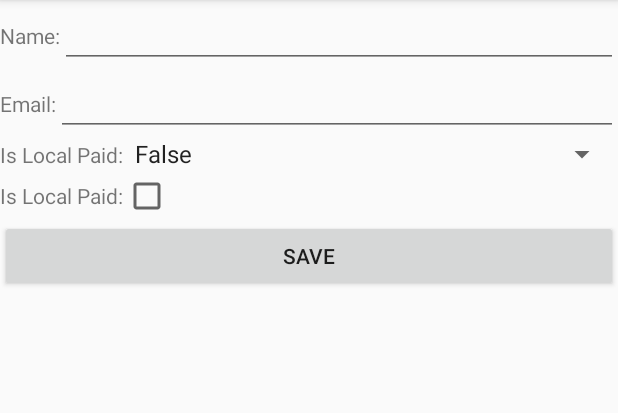
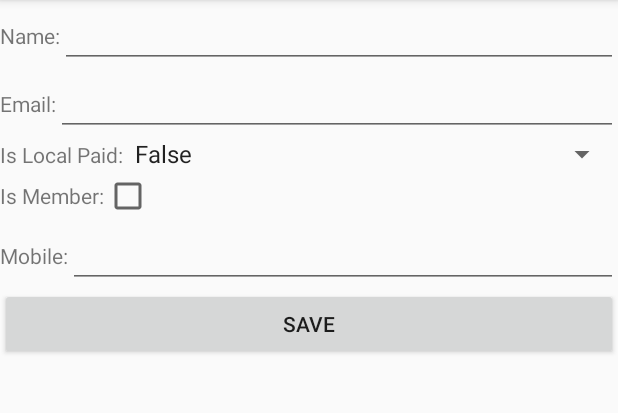
Before and after one commit to donnell74/Org.nized-Android, an Android app: the fragment ProfileFragment placed in its activity, after a tap on "EDIT", on a phone screen of 412 x 824 dp, the part 84-497 px from its top. Run offline under Robolectric (Android 15) with nearby library versions, the phone set to English and light mode, and no system bars; libraries missing offline, so code that uses them is left out: com.loopj.android; 11 statements that could not run were skipped.

Commit message:
Change profile layout to be more efficent and add mobile number to rows

```diff
--- a/Org.nized/app/src/main/java/android/nized/org/orgnized/ProfileFragment.java
+++ b/Org.nized/app/src/main/java/android/nized/org/orgnized/ProfileFragment.java
@@ -43,10 +43,10 @@ public class ProfileFragment extends Fragment {
     private Spinner localPaidSpinner;
     private EditText nameET;
     private CheckBox memberCheckBox;
-    private LinearLayout memberLL;
-    private LinearLayout localPaidLL;
-    private LinearLayout emailLL;
-    private LinearLayout nameLL;
+    private LinearLayout editLL;
+    private LinearLayout viewLL;
+    private EditText mobileET;
+    private TextView mobileTV;
 
 
     public ProfileFragment(  ) {
@@ -99,10 +99,12 @@ public class ProfileFragment extends Fragment {
         emailTV = (TextView) fragmentView.findViewById(R.id.emailTV);
         localPaidTV = (TextView) fragmentView.findViewById(R.id.localPaidTV);
         memberTv = (TextView) fragmentView.findViewById(R.id.memberTV);
+        mobileTV = (TextView) fragmentView.findViewById(R.id.mobileTV);
 
         // Edit Views
         nameET = (EditText) fragmentView.findViewById(R.id.nameET);
         emailET = (EditText) fragmentView.findViewById(R.id.emailET);
+        mobileET = (EditText) fragmentView.findViewById(R.id.mobileET);
 
         // Spinners
         localPaidSpinner = (Spinner) fragmentView.findViewById(R.id.localPaidSpinner);
@@ -111,10 +113,8 @@ public class ProfileFragment extends Fragment {
         memberCheckBox = (CheckBox) fragmentView.findViewById(R.id.memberCheckbox);
 
         // Linear Views
-        nameLL = (LinearLayout) fragmentView.findViewById(R.id.nameEditLL);
-        emailLL = (LinearLayout) fragmentView.findViewById(R.id.emailEditLL);
-        localPaidLL = (LinearLayout) fragmentView.findViewById(R.id.localPaidEditLL);
-        memberLL = (LinearLayout) fragmentView.findViewById(R.id.memberEditLL);
+        editLL = (LinearLayout) fragmentView.findViewById(R.id.editLL);
+        viewLL = (LinearLayout) fragmentView.findViewById(R.id.viewLL);
 
         // Buttons
         editBtn = (Button) fragmentView.findViewById(R.id.edit);
@@ -150,6 +150,7 @@ public class ProfileFragment extends Fragment {
                 localPaidSpinner.getSelectedItem().toString().toUpperCase()
         ));
         mPerson.setIs_member(memberCheckBox.isChecked());
+        mPerson.setMobile_number(mobileET.getText().toString());
 
         // save globally
         sendUpdatedProfile(oldEmail);
@@ -219,7 +220,7 @@ public class ProfileFragment extends Fragment {
         int editState;
         int viewState;
 
-        if ( nameTv.getVisibility() == View.VISIBLE ) {
+        if ( viewLL.getVisibility() == View.VISIBLE ) {
             editState = View.VISIBLE;
             viewState = View.GONE;
             updateEditTexts();
@@ -228,19 +229,8 @@ public class ProfileFragment extends Fragment {
             viewState = View.VISIBLE;
         }
 
-        // edit views
-        nameLL.setVisibility(editState);
-        emailLL.setVisibility(editState);
-        localPaidLL.setVisibility(editState);
-        memberLL.setVisibility(editState);
-        saveBtn.setVisibility(editState);
-
-        // view views
-        nameTv.setVisibility(viewState);
-        emailTV.setVisibility(viewState);
-        memberTv.setVisibility(viewState);
-        localPaidTV.setVisibility(viewState);
-        editBtn.setVisibility(viewState);
+        editLL.setVisibility(editState);
+        viewLL.setVisibility(viewState);
     }
 
     private void updateEditTexts() {
@@ -255,6 +245,7 @@ public class ProfileFragment extends Fragment {
 
         nameET.setText(mPerson.toString());
         emailET.setText(mPerson.getEmail());
+        mobileET.setText(mPerson.getMobile_number());
         memberCheckBox.setChecked(mPerson.getIs_member());
     }
 
@@ -336,6 +327,7 @@ public class ProfileFragment extends Fragment {
             emailTV.setText(mPerson.getEmail());
             localPaidTV.setText(mPerson.getIs_local_paid_Str());
             memberTv.setText(mPerson.getIs_member() ? "Is member" : "Is not member");
+            mobileTV.setText(mPerson.getMobile_number());
         }
     }
 }
--- a/Org.nized/app/src/main/res/layout/fragment_profile.xml
+++ b/Org.nized/app/src/main/res/layout/fragment_profile.xml
@@ -7,18 +7,65 @@
     android:id="@+id/homeframelayout"
     android:orientation="vertical">
 
+    <LinearLayout
+        android:layout_width="match_parent"
+        android:layout_height="wrap_content"
+        android:orientation="vertical"
+        android:id="@+id/viewLL"
+        >
         <TextView
             android:layout_width="fill_parent"
             android:layout_height="wrap_content"
             android:text="@string/blank"
             android:id="@+id/nameTV"/>
 
+        <TextView
+            android:layout_width="fill_parent"
+            android:layout_height="wrap_content"
+            android:text="@string/blank"
+            android:id="@+id/emailTV"/>
+
+        <TextView
+            android:layout_width="fill_parent"
+            android:layout_height="wrap_content"
+            android:text="@string/blank"
+            android:id="@+id/localPaidTV"/>
+
+
+        <TextView
+            android:layout_width="fill_parent"
+            android:layout_height="wrap_content"
+            android:text="@string/blank"
+            android:id="@+id/memberTV"/>
+
+        <TextView
+            android:layout_width="fill_parent"
+            android:layout_height="wrap_content"
+            android:text="@string/blank"
+            android:id="@+id/mobileTV"/>
+
+        <Button
+            android:layout_width="fill_parent"
+            android:layout_height="wrap_content"
+            android:paddingTop="10dp"
+            android:id="@+id/edit"
+            android:text="@string/edit"
+            />
+
+    </LinearLayout>
+
+    <LinearLayout
+        android:layout_width="match_parent"
+        android:layout_height="wrap_content"
+        android:orientation="vertical"
+        android:id="@+id/editLL"
+        android:visibility="gone"
+        >
         <LinearLayout
             android:layout_width="match_parent"
             android:layout_height="wrap_content"
             android:orientation="horizontal"
             android:id="@+id/nameEditLL"
-        android:visibility="gone"
             >
             <TextView
                 android:layout_width="wrap_content"
@@ -34,18 +81,11 @@
                 />
         </LinearLayout>
 
-    <TextView
-        android:layout_width="fill_parent"
-        android:layout_height="wrap_content"
-        android:text="@string/blank"
-        android:id="@+id/emailTV"/>
-
         <LinearLayout
             android:layout_width="match_parent"
             android:layout_height="wrap_content"
             android:orientation="horizontal"
             android:id="@+id/emailEditLL"
-        android:visibility="gone"
             >
             <TextView
                 android:layout_width="wrap_content"
@@ -61,18 +101,11 @@
                 />
         </LinearLayout>
 
-    <TextView
-        android:layout_width="fill_parent"
-        android:layout_height="wrap_content"
-        android:text="@string/blank"
-        android:id="@+id/localPaidTV"/>
-
         <LinearLayout
             android:layout_width="match_parent"
             android:layout_height="wrap_content"
             android:orientation="horizontal"
             android:id="@+id/localPaidEditLL"
-        android:visibility="gone"
             >
             <TextView
                 android:layout_width="wrap_content"
@@ -89,23 +122,16 @@
 
         </LinearLayout>
 
-    <TextView
-        android:layout_width="fill_parent"
-        android:layout_height="wrap_content"
-        android:text="@string/blank"
-        android:id="@+id/memberTV"/>
-
         <LinearLayout
             android:layout_width="match_parent"
             android:layout_height="wrap_content"
             android:orientation="horizontal"
             android:id="@+id/memberEditLL"
-        android:visibility="gone"
             >
             <TextView
                 android:layout_width="wrap_content"
                 android:layout_height="wrap_content"
-            android:text="@string/profile_edit_localPaid"
+                android:text="@string/profile_edit_ismember"
                 android:id="@+id/memberEditTV"
                 />
 
@@ -116,20 +142,34 @@
 
         </LinearLayout>
 
-    <Button
+        <LinearLayout
+            android:layout_width="match_parent"
+            android:layout_height="wrap_content"
+            android:orientation="horizontal"
+            android:id="@+id/mobileEditLL"
+            >
+            <TextView
+                android:layout_width="wrap_content"
+                android:layout_height="wrap_content"
+                android:text="@string/profile_edit_mobile"
+                android:id="@+id/mobileEditTV"
+                />
+
+            <EditText
                 android:layout_width="fill_parent"
                 android:layout_height="wrap_content"
-        android:paddingTop="10dp"
-        android:id="@+id/edit"
-        android:text="@string/edit"
+                android:id="@+id/mobileET"
                 />
+
+        </LinearLayout>
 
         <Button
             android:layout_width="fill_parent"
             android:layout_height="wrap_content"
             android:id="@+id/save"
             android:text="@string/save"
-        android:visibility="gone"
             />
 
     </LinearLayout>
+
+</LinearLayout>
--- a/Org.nized/app/src/main/res/values/strings.xml
+++ b/Org.nized/app/src/main/res/values/strings.xml
@@ -24,6 +24,7 @@
     <string name="profile_edit_email">Email: </string>
     <string name="profile_edit_ismember">Is Member: </string>
     <string name="profile_edit_localPaid">Is Local Paid: </string>
+    <string name="profile_edit_mobile">Mobile: </string>
     <string name="edit">Edit</string>
     <string name="save">Save</string>
 
```
Lines whose indentation alone changed are shown as unchanged.
